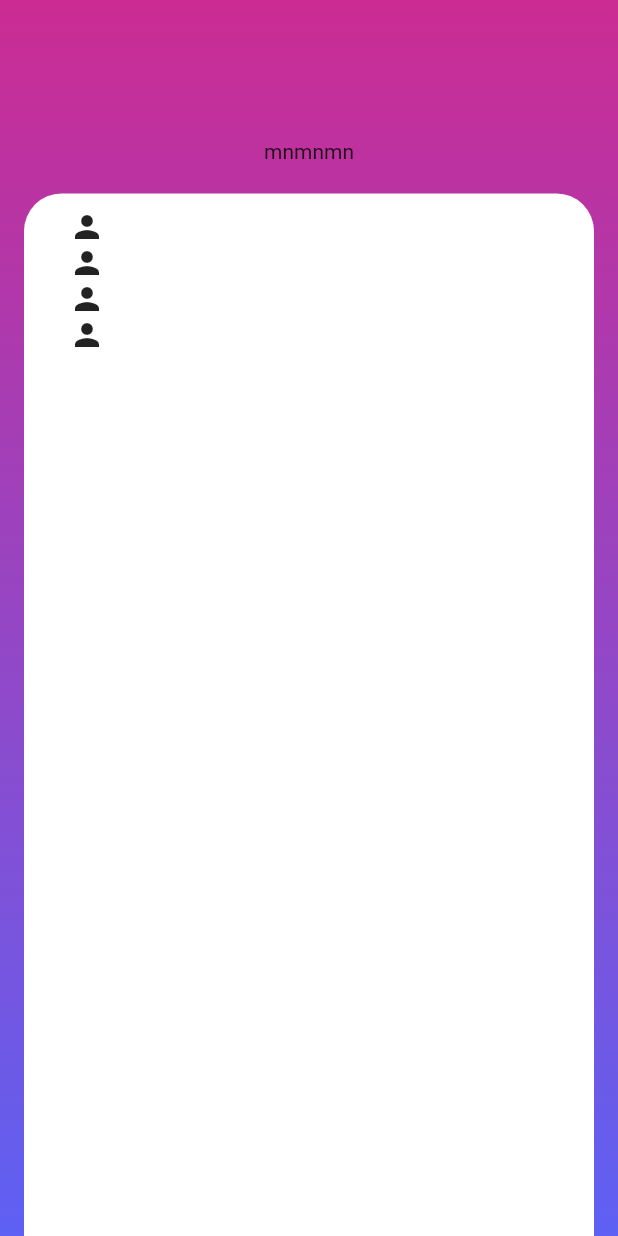
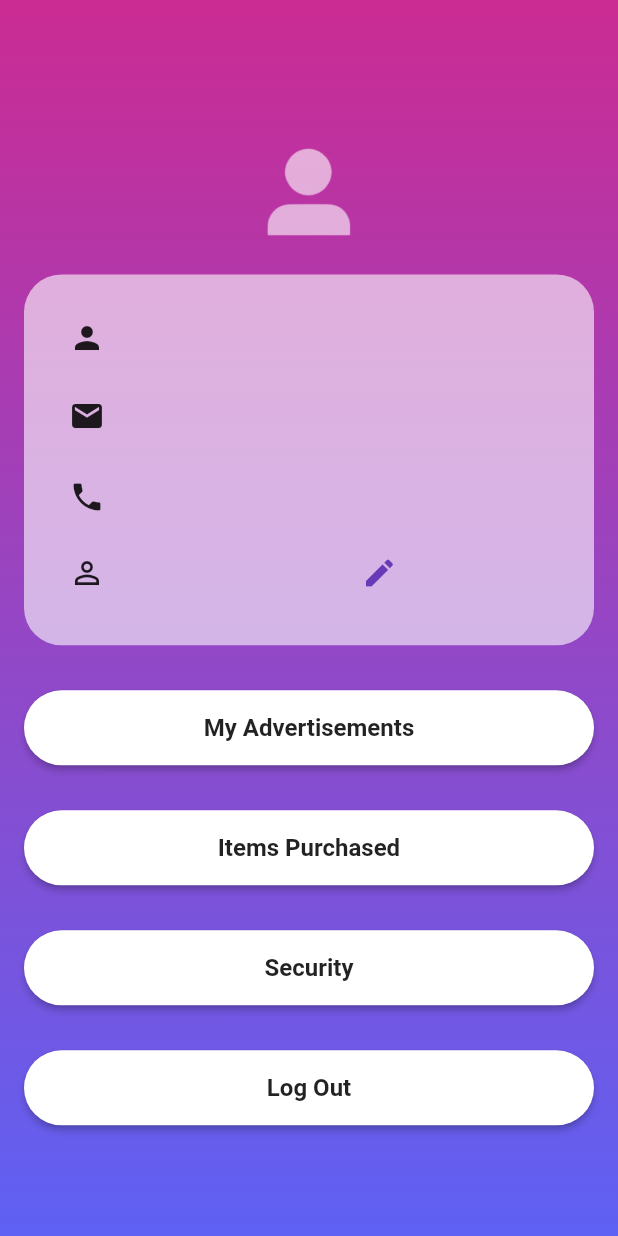
Before and after one commit to Ravindu78/Smart-Gem-Mart, a Flutter app: the Profile screen opened directly, on a phone screen of 412 x 824 dp. Run offline on Flutter 3.47's test engine with Material 2 defaults, Android fonts, the phone set to English and light mode, and no system bars; our stand-ins replace cloud_firestore, file_picker, firebase_auth, firebase_core, firebase_storage, geolocator and 1 more; accounts and stored records are empty.

Commit message:
profile ui

```diff
--- a/lib/reusable_widgets/reusable_widget.dart
+++ b/lib/reusable_widgets/reusable_widget.dart
@@ -228,3 +228,31 @@ TextFormField reusableTextField4(String text, IconData icon, bool isPasswordType
   );
 
 }
+
+Container myProfileUiButton(BuildContext context, String title, Function onTap) {
+  return Container(
+    width: MediaQuery.of(context).size.width,
+    height: 50,
+    margin: const EdgeInsets.fromLTRB(0, 10, 0, 20),
+    decoration: BoxDecoration(borderRadius: BorderRadius.circular(90)),
+    child: ElevatedButton(
+      onPressed: () {
+        onTap();
+      },
+      child: Text(
+        title,
+        style: const TextStyle(
+            color: Colors.black87, fontWeight: FontWeight.bold, fontSize: 16),
+      ),
+      style: ButtonStyle(
+          backgroundColor: MaterialStateProperty.resolveWith((states) {
+            if (states.contains(MaterialState.pressed)) {
+              return Colors.black26;
+            }
+            return Colors.white;
+          }),
+          shape: MaterialStateProperty.all<RoundedRectangleBorder>(
+              RoundedRectangleBorder(borderRadius: BorderRadius.circular(30)))),
+    ),
+  );
+}
--- a/lib/screens/home_screen.dart
+++ b/lib/screens/home_screen.dart
@@ -4,7 +4,6 @@ import 'package:firebase_auth/firebase_auth.dart';
 import 'package:smart_gem_mart/screens/knowleadgepanel_screen.dart';
 import 'package:smart_gem_mart/screens/profile_screen.dart';
 import 'package:flutter/material.dart';
-import 'package:smart_gem_mart/screens/categories_screen.dart';
 import 'package:smart_gem_mart/screens/posts.dart';
 import 'package:smart_gem_mart/utils/color_utils.dart';
 import 'package:smart_gem_mart/screens/about_screen.dart';
@@ -165,9 +164,7 @@ class _HomeScreenState extends State<HomeScreen> {
                       ),
 
                     InkWell(
-                      onTap: (){
 
-                      },
                       child: ListTile(
                         title: Text('QR Scanner'),
                         leading: Icon(Icons.qr_code_scanner, color: Colors.purple,),
--- a/lib/screens/profile_screen.dart
+++ b/lib/screens/profile_screen.dart
@@ -3,6 +3,9 @@
 import 'package:cloud_firestore/cloud_firestore.dart';
 import 'package:firebase_auth/firebase_auth.dart';
 import 'package:flutter/material.dart';
+import 'package:smart_gem_mart/reusable_widgets/reusable_widget.dart';
+import 'package:smart_gem_mart/screens/signin_screen.dart';
+import 'package:smart_gem_mart/screens/splash_screen.dart';
 import 'package:smart_gem_mart/utils/color_utils.dart';
 
 class Profile extends StatefulWidget{
@@ -53,13 +56,12 @@ class _ProfileState extends State<Profile> {
               padding: const EdgeInsets.symmetric(horizontal: 16, vertical: 73),
               child: Column(
                 children: [
-                  SizedBox(
-                    height: 20,
+                  ImageIcon(
+                    AssetImage("assets/images/categories/profile.png"),
+                    color: Colors.white60,
+                    size: 110,
                   ),
-                  Text('mnmnmn'),
-                  SizedBox(
-                    height: 20,
-                  ),
+
     FutureBuilder<DocumentSnapshot>(
     future: users.doc(_emailController).get(),
     builder:
@@ -76,9 +78,11 @@ class _ProfileState extends State<Profile> {
     if (snapshot.connectionState == ConnectionState.done) {
     Map<String, dynamic> data = snapshot.data!.data() as Map<String, dynamic>;
 
-    return    Container(
+    return    Column(
+      children: [
+        Container(
 
-      height: height * 1,
+          height: height * .3,
           child: LayoutBuilder(
             builder: (context, constraints) {
               double innerHeight = constraints.maxHeight;
@@ -91,18 +95,19 @@ class _ProfileState extends State<Profile> {
                     left: 0,
                     right: 0,
                     child: Container(
+
                       height: innerHeight * 1,
                       width: innerWidth,
                       decoration: BoxDecoration(
                         borderRadius: BorderRadius.circular(25),
-                    color: Colors.white,
+                        color: Colors.white60,
                       ),
                       child: Padding(
                         padding: const EdgeInsets.symmetric(horizontal: 30),
                         child: Column(
                           children: [
                             SizedBox(
-                          height: 10,
+                              height: 30,
                             ),
                             Container(
                               alignment: Alignment.centerLeft,
@@ -110,7 +115,7 @@ class _ProfileState extends State<Profile> {
                                 children: [Icon(Icons.person),
 
                                   SizedBox(
-                                width: 10,
+                                    width: 15,
                                   ),
 
                                   Text( data['name'],
@@ -121,16 +126,19 @@ class _ProfileState extends State<Profile> {
                                 ],
                               ),
                             ),
+                            SizedBox(
+                              height: 28,
+                            ),
                             Container(
                               alignment: Alignment.centerLeft,
                               child: Row(
-                            children: [Icon(Icons.person),
+                                children: [Icon(Icons.mail),
 
                                   SizedBox(
-                                width: 10,
+                                    width: 15,
                                   ),
 
-                              Text(  data['number'],
+                                  Text(  data['email'],
                                     textAlign: TextAlign.left,
                                     overflow: TextOverflow.ellipsis,
                                     style: const TextStyle(fontWeight: FontWeight.bold),
@@ -138,13 +146,36 @@ class _ProfileState extends State<Profile> {
                                 ],
                               ),
                             ),
+                            SizedBox(
+                              height: 30,
+                            ),
                             Container(
                               alignment: Alignment.centerLeft,
                               child: Row(
-                            children: [Icon(Icons.person),
+                                children: [Icon(Icons.phone),
 
                                   SizedBox(
-                                width: 10,
+                                    width: 15,
+                                  ),
+
+                                  Text( data['number'],
+                                    textAlign: TextAlign.left,
+                                    overflow: TextOverflow.ellipsis,
+                                    style: const TextStyle(fontWeight: FontWeight.bold),
+                                  ),
+                                ],
+                              ),
+                            ),
+                            SizedBox(
+                              height: 15,
+                            ),
+                            Container(
+                              alignment: Alignment.centerLeft,
+                              child: Row(
+                                children: [Icon(Icons.perm_identity),
+
+                                  SizedBox(
+                                    width: 15,
                                   ),
 
                                   Text( data['nic'],
@@ -152,37 +183,68 @@ class _ProfileState extends State<Profile> {
                                     overflow: TextOverflow.ellipsis,
                                     style: const TextStyle(fontWeight: FontWeight.bold),
                                   ),
+                                  SizedBox(
+                                    width: 144,
+                                  ),
+                                  IconButton(onPressed: (){}, icon: const Icon(Icons.edit),
+                                  color: Colors.deepPurple,)
                                 ],
                               ),
                             ),
-                        Container(
-                          alignment: Alignment.centerLeft,
-                          child: Row(
-                            children: [Icon(Icons.person),
 
-                              SizedBox(
-                                width: 10,
-                              ),
 
-                              Text( data['email'],
-                                textAlign: TextAlign.left,
-                                overflow: TextOverflow.ellipsis,
-                                style: const TextStyle(fontWeight: FontWeight.bold),
-                              ),
-                            ],
-                          ),
-                        ),
+
+                            // Container(
+                            //   alignment: Alignment.centerLeft,
+                            //   child: Row(
+                            //
+                            //     children: [ SizedBox(
+                            //       width: 252,
+                            //     ),
+                            //       IconButton(onPressed: (){}, icon: const Icon(Icons.edit),)
+                            //     ],
+                            //
+                            //   ),
+                            // ),
                             // ListTile(leading: Icon(Icons.person),title: Text("title"),subtitle: Text("subtitle"),trailing: Icon(Icons.arrow_forward),),
                           ],
 
                         ),
                       ),
                     ),
+
                   ),
                 ],
+
+
               );
             },
           ),
+
+        ),
+
+        Padding(
+          padding: EdgeInsets.fromLTRB(0, 20, 0, 0),
+          child: Container(
+           child: myProfileUiButton(context, "My Advertisements", () {
+             }
+          ),),
+        ),
+        Container(
+          child: myProfileUiButton(context, "Items Purchased", () {
+          }
+          ),),
+        Container(
+          child: myProfileUiButton(context, "Security", () {
+          }
+          ),),
+        Container(
+          child: myProfileUiButton(context, "Log Out", () {
+
+          }
+          ),),
+      ],
+
     );
     }
 
@@ -191,29 +253,7 @@ class _ProfileState extends State<Profile> {
     },
     ),
 
-                  SizedBox(
-                    height: 30,
-                  ),
-                  Container(
-                    height: height * 0.5,
-                    width: width,
-                    decoration: BoxDecoration(
-                      borderRadius: BorderRadius.circular(30),
-                      color: Colors.white,
-                    ),
-                    child: Padding(
-                      padding: const EdgeInsets.symmetric(horizontal: 15),
-                      child: Column(
-                        children: [
-                          SizedBox(
-                            height: 20,
-                          ),
-                          TextField()
-                          //=====
-                        ],
-                      ),
-                    ),
-                  )
+
                 ],
               ),
             ),
--- a/pubspec.yaml
+++ b/pubspec.yaml
@@ -43,6 +43,7 @@ dependencies:
   file_picker: ^4.5.1
   google_maps_flutter: ^2.1.3
   geolocator: ^8.2.0
+  barcode_scan2: ^4.2.0
   dependencies:
 
 
@@ -79,6 +80,7 @@ flutter:
     - assets/images/categories/star.png
     - assets/images/categories/yellow.png
     - assets/images/categories/c1.png
+    - assets/images/categories/profile.png
 
 
 
```
Also changed, not shown: assets/images/categories/profile.png (added), lib/screens/barcodescanner_screen.dart (added), pubspec.lock, 2 other files. Lines whose indentation alone changed are shown as unchanged.
